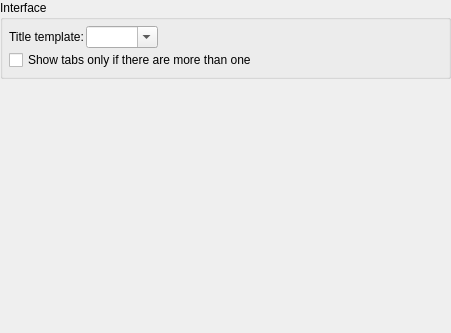
prymatex/prymatex, file resources/ui/configure/mainwindow.ui: the form before one commit.
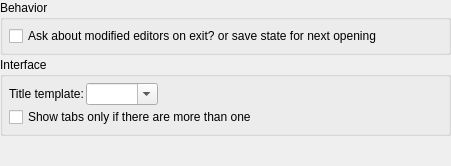
The form after the commit.

```diff
--- a/resources/ui/configure/mainwindow.ui
+++ b/resources/ui/configure/mainwindow.ui
@@ -7,7 +7,7 @@
     <x>0</x>
     <y>0</y>
     <width>451</width>
-    <height>333</height>
+    <height>166</height>
    </rect>
   </property>
   <property name="windowTitle">
@@ -20,6 +20,42 @@
    <property name="margin">
     <number>0</number>
    </property>
+   <item>
+    <widget class="QGroupBox" name="groupBox_3">
+     <property name="title">
+      <string>Behavior</string>
+     </property>
+     <layout class="QFormLayout" name="formLayout_3">
+      <property name="fieldGrowthPolicy">
+       <enum>QFormLayout::AllNonFixedFieldsGrow</enum>
+      </property>
+      <property name="labelAlignment">
+       <set>Qt::AlignRight|Qt::AlignTrailing|Qt::AlignVCenter</set>
+      </property>
+      <property name="horizontalSpacing">
+       <number>2</number>
+      </property>
+      <property name="verticalSpacing">
+       <number>2</number>
+      </property>
+      <property name="margin">
+       <number>6</number>
+      </property>
+      <item row="0" column="0" colspan="2">
+       <widget class="QCheckBox" name="checkBoxAskAboutModifiedEditors">
+        <property name="font">
+         <font>
+          <italic>false</italic>
+         </font>
+        </property>
+        <property name="text">
+         <string>Ask about modified editors on exit? or save state for next opening</string>
+        </property>
+       </widget>
+      </item>
+     </layout>
+    </widget>
+   </item>
    <item>
     <widget class="QGroupBox" name="groupBox_2">
      <property name="title">
```
